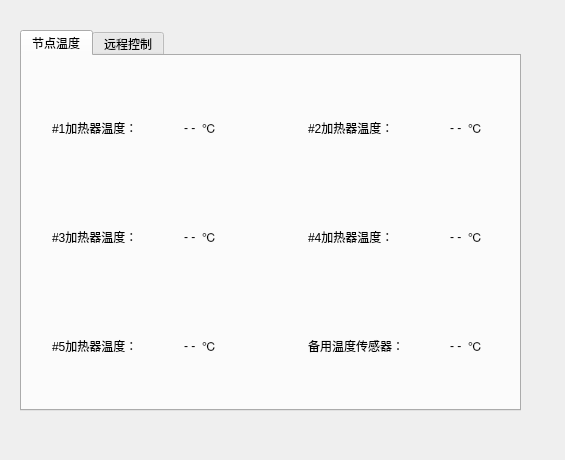
Above: cheaterrealtimedata.ui from samier958/heaterClient before the change. Below: the same form after it.
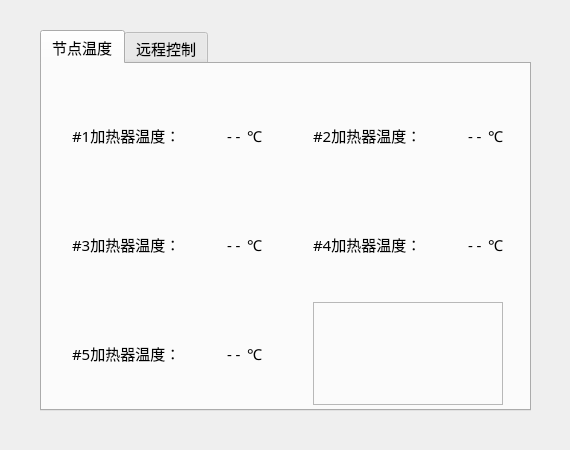
That is the form after the change.

Patch:
```diff
--- a/cheaterrealtimedata.ui
+++ b/cheaterrealtimedata.ui
@@ -6,8 +6,8 @@
    <rect>
     <x>0</x>
     <y>0</y>
-    <width>565</width>
-    <height>460</height>
+    <width>570</width>
+    <height>450</height>
    </rect>
   </property>
   <property name="windowTitle">
@@ -16,12 +16,18 @@
   <widget class="QTabWidget" name="realTimeDataTabWidget">
    <property name="geometry">
     <rect>
-     <x>20</x>
+     <x>40</x>
      <y>30</y>
-     <width>501</width>
+     <width>491</width>
      <height>381</height>
     </rect>
    </property>
+   <property name="font">
+    <font>
+     <family>宋体</family>
+     <pointsize>11</pointsize>
+    </font>
+   </property>
    <property name="currentIndex">
     <number>0</number>
    </property>
@@ -251,36 +257,12 @@
         <item>
          <layout class="QHBoxLayout" name="horizontalLayout_6">
           <item>
-           <widget class="QLabel" name="label_11">
-            <property name="text">
-             <string>备用温度传感器：</string>
+           <widget class="QFrame" name="frame">
+            <property name="frameShape">
+             <enum>QFrame::StyledPanel</enum>
             </property>
-           </widget>
-          </item>
-          <item>
-           <spacer name="horizontalSpacer_6">
-            <property name="orientation">
-             <enum>Qt::Horizontal</enum>
-            </property>
-            <property name="sizeHint" stdset="0">
-             <size>
-              <width>40</width>
-              <height>20</height>
-             </size>
-            </property>
-           </spacer>
-          </item>
-          <item>
-           <widget class="QLabel" name="tempSensorBackup">
-            <property name="text">
-             <string>- -</string>
-            </property>
-           </widget>
-          </item>
-          <item>
-           <widget class="QLabel" name="label_17">
-            <property name="text">
-             <string>℃</string>
+            <property name="frameShadow">
+             <enum>QFrame::Raised</enum>
             </property>
            </widget>
           </item>
```
Left out of the diff: 12 changed lines with no effect on the pictures.
